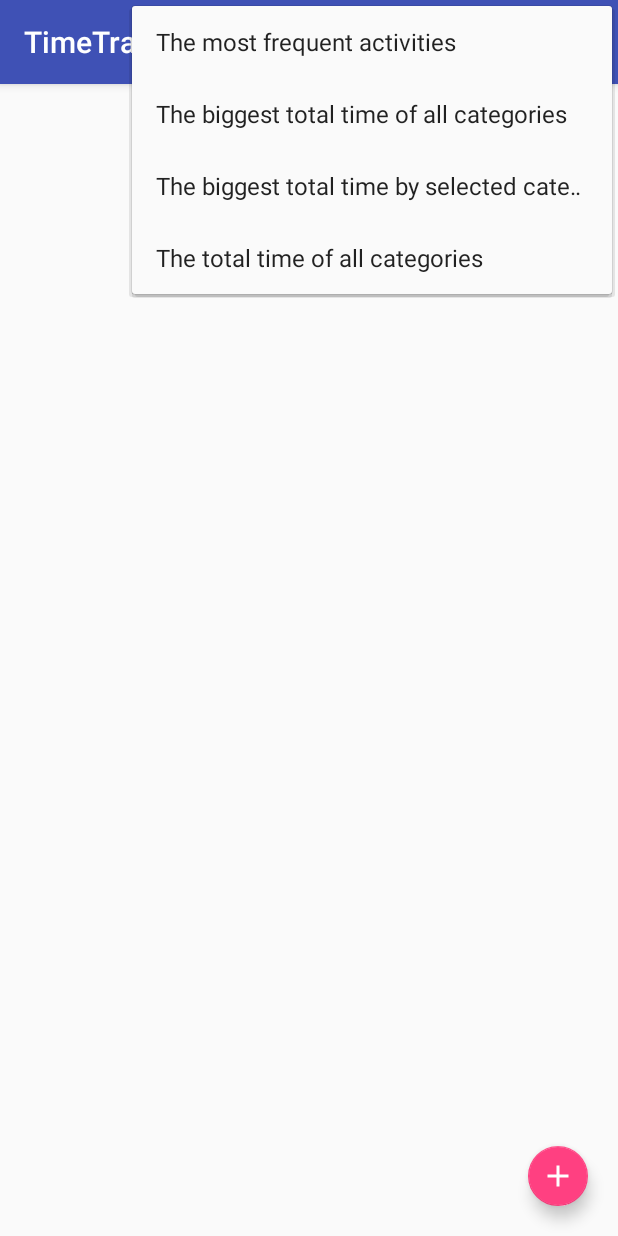
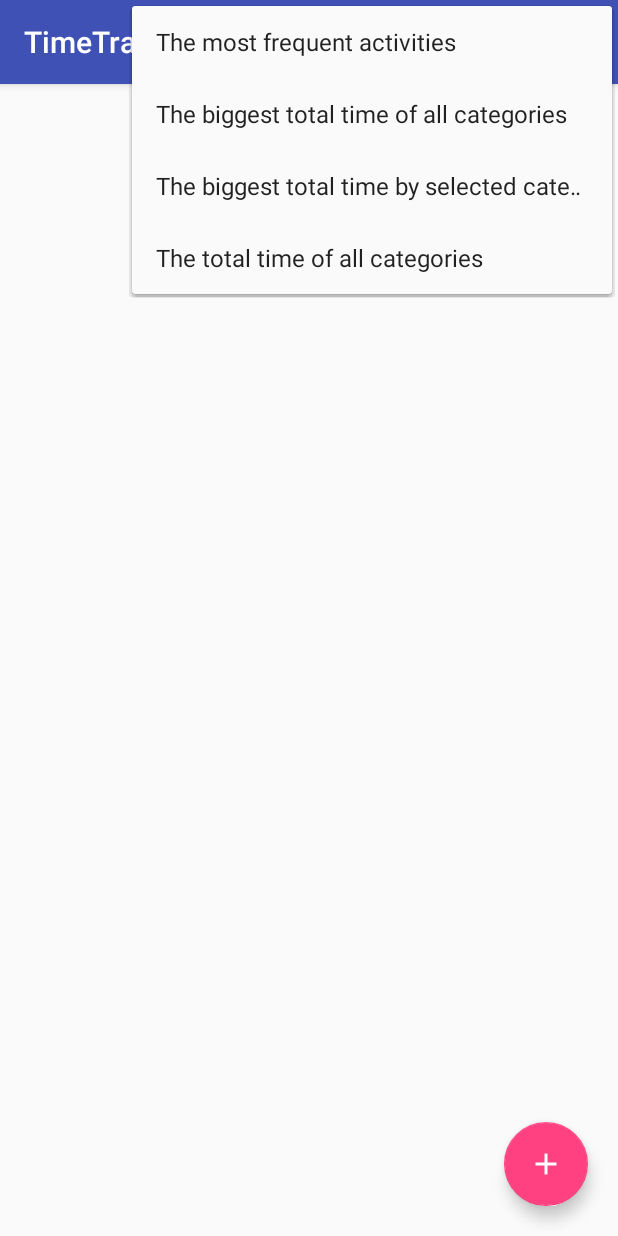
Before and after one commit to lena15n/mobilki-3-lab, an Android app: the screen it shows after launch (MainActivity), with the options menu open, on a phone screen of 412 x 824 dp. Run offline under Robolectric (Android 15) with nearby library versions, the phone set to English and light mode, and no system bars.

```diff
--- a/TimeTracker/app/src/main/java/com/lena/timetracker/MainActivity.java
+++ b/TimeTracker/app/src/main/java/com/lena/timetracker/MainActivity.java
@@ -1,14 +1,18 @@
 package com.lena.timetracker;
 
 import android.content.Intent;
+import android.database.Cursor;
+import android.database.sqlite.SQLiteDatabase;
 import android.os.Bundle;
 import android.support.design.widget.FloatingActionButton;
 import android.support.v7.app.AppCompatActivity;
 import android.support.v7.widget.Toolbar;
+import android.util.Log;
 import android.view.Menu;
 import android.view.MenuItem;
 import android.view.View;
 
+import com.lena.timetracker.db.TimeTrackerContract;
 import com.lena.timetracker.db.TimeTrackerDbHelper;
 
 public class MainActivity extends AppCompatActivity {
@@ -29,8 +33,10 @@ public class MainActivity extends AppCompatActivity {
             }
         });
 
-        TimeTrackerDbHelper mDbHelper = new TimeTrackerDbHelper(this);
-        /*
+        prepareRecordsToShow();
+
+        /*TimeTrackerDbHelper mDbHelper = new TimeTrackerDbHelper(this);
+
         // Gets the data repository in write mode
         SQLiteDatabase db = mDbHelper.getWritableDatabase();
         String title = "My new title!";
@@ -125,42 +131,52 @@ public class MainActivity extends AppCompatActivity {
             */
     }
 
-    @Override
-    protected void onResume() {
-        super.onResume();
-        //select records from db
-      /*  ListView meetingsListView = (ListView) findViewById(R.id.all_records_listview);
-        if (meetingsListView != null) {
-            final ArrayAdapter<Meeting> arrayAdapter = new ArrayAdapter<Meeting>(this,
-                    android.R.layout.simple_list_item_2, android.R.id.text1, meetings) {
-                @NonNull
-                @Override
-                public View getView(int position, View convertView, @NonNull ViewGroup parent) {
-                    View view = super.getView(position, convertView, parent);
-                    TextView text1 = (TextView) view.findViewById(android.R.id.text1);
-                    TextView text2 = (TextView) view.findViewById(android.R.id.text2);
+    private void prepareRecordsToShow() {
+        TimeTrackerDbHelper dbHelper = new TimeTrackerDbHelper(this);
+        SQLiteDatabase db = dbHelper.getReadableDatabase();
+        String[] projection = {
+                TimeTrackerContract.Record._ID,
+                TimeTrackerContract.Record.DESCRIPTION,
+                TimeTrackerContract.Record.CATEGORY_ID,
+                TimeTrackerContract.Record.START_TIME,
+                TimeTrackerContract.Record.END_TIME,
+                TimeTrackerContract.Record.TIME
+        };
 
-                    text1.setText(meetings.get(position).getName());
-                    text2.setText(meetings.get(position).getDescription());
-                    return view;
+        // How you want the results sorted in the resulting Cursor
+        String sortOrder =
+                TimeTrackerContract.Record._ID + " ASC";
+
+        Cursor cursor = db.rawQuery(TimeTrackerContract.Record.SQL_LEFT_JOIN_PHOTO_THEN_CATEGORIES,
+                new String[]{});
+
+        if (cursor != null) {
+            if (cursor.moveToFirst()) {
+                do {
+                   /* long id = cursor.getLong(cursor.getColumnIndex(TimeTrackerContract.Record._ID));
+                    String desc = cursor.getString(cursor.getColumnIndex(TimeTrackerContract.Record.DESCRIPTION));
+                    String cat = cursor.getString(cursor.getColumnIndex(TimeTrackerContract.Record.CATEGORY_ID));
+                    String start = cursor.getString(cursor.getColumnIndex(TimeTrackerContract.Record.START_TIME));
+                    String end = cursor.getString(cursor.getColumnIndex(TimeTrackerContract.Record.END_TIME));
+                    String time = cursor.getString(cursor.getColumnIndex(TimeTrackerContract.Record.TIME));
+*/
+                    //String catName = cursor.getString(cursor.getColumnIndex(TimeTrackerContract.Category.NAME));
+
+                    /*long idRec = cursor.getLong(cursor.getColumnIndex(TimeTrackerContract.Record._ID));
+                    long idCat = cursor.getLong(cursor.getColumnIndex(TimeTrackerContract.Category._ID));
+                    long idPh = cursor.getLong(cursor.getColumnIndex(TimeTrackerContract.Photo._ID));
+
+                    Log.d("Mi", "Record: idr = " + idRec + ", idca: " + idCat + ", idp: " + idPh);*/
+
+                    String str = "";
+                    for (String cn : cursor.getColumnNames()) {
+                        str = str.concat(cn + " = " + cursor.getString(cursor.getColumnIndex(cn)) + "; ");
+                    }
+                    Log.d("Min", str);
                 }
-            };
-
-            meetingsListView.setAdapter(arrayAdapter);
-            meetingsListView.setOnItemClickListener(new AdapterView.OnItemClickListener() {
-                @Override
-                public void onItemClick(AdapterView<?> parent, View itemClicked, int position, long id) {
-                    Meeting currentMeeting = arrayAdapter.getItem(position);
-
-                    Context context = getApplicationContext();
-                    Intent intent = new Intent(context, ShowRecordActivity.class);
-                    Gson gson = new GsonBuilder().setDateFormat("yyy-MM-dd'T'HH:mm:ss").create();
-                    intent.putExtra(context.getString(R.string.meeting), gson.toJson(currentMeeting));
-                    startActivity(intent);
-                }
-            });
-        }*/
-
+                while (cursor.moveToNext());
+            }
+        }
     }
 
     @Override
--- a/TimeTracker/app/src/main/res/layout/activity_main.xml
+++ b/TimeTracker/app/src/main/res/layout/activity_main.xml
@@ -28,7 +28,6 @@
         android:layout_width="wrap_content"
         android:layout_height="wrap_content"
         android:clickable="true"
-        app:fabSize="mini"
         android:src="@drawable/ic_add_white_24px"
         android:id="@+id/floatingActionButton"
         app:layout_anchorGravity="bottom|right"
```
Also changed, not shown: TimeTracker/app/src/main/java/com/lena/timetracker/CreateRecordActivity.java (+7 -4 lines), TimeTracker/app/src/main/java/com/lena/timetracker/db/TimeTrackerContract.java (+13 -2 lines).
